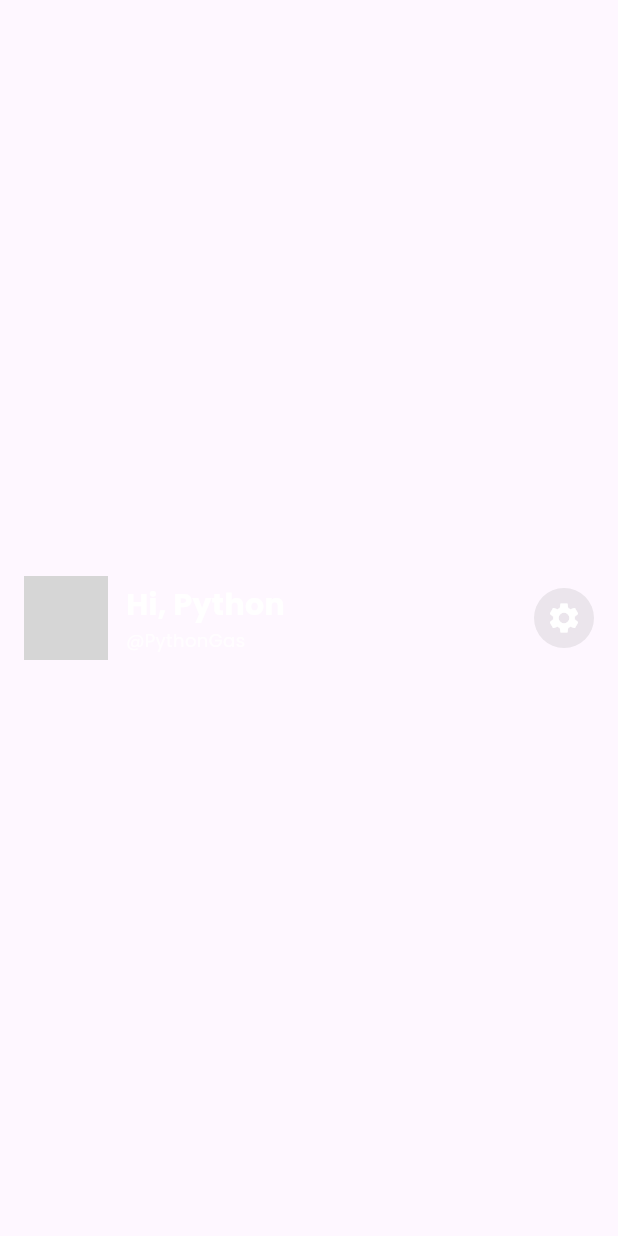
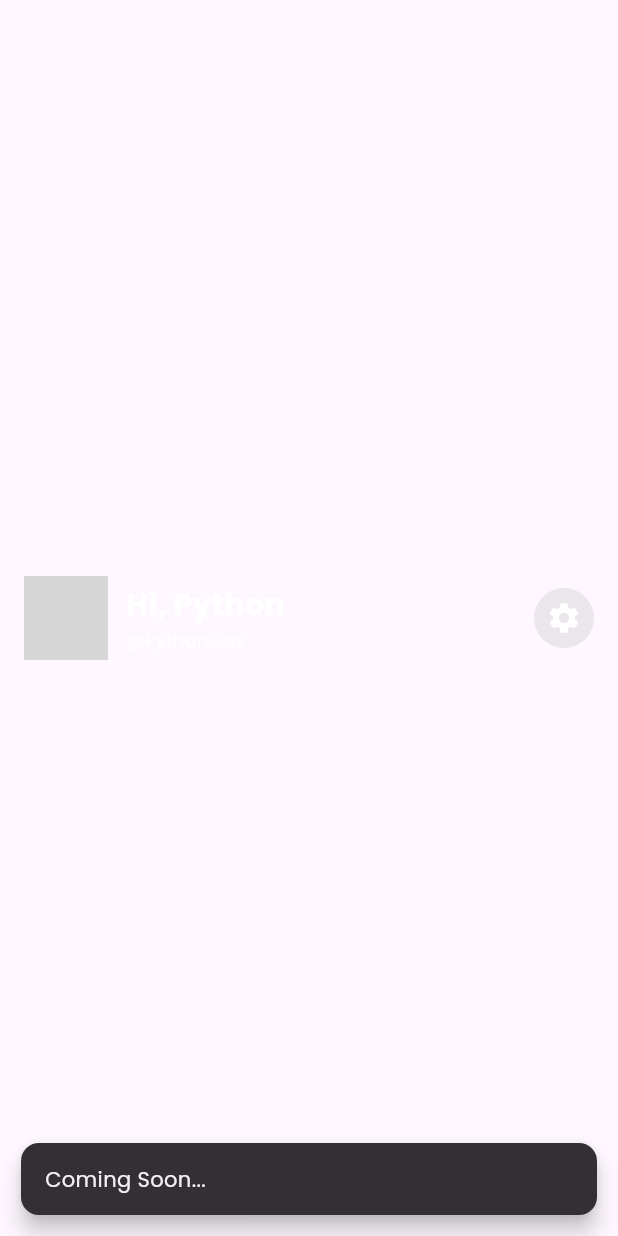
Before and after one commit to mrisqikhasani/watchapp-flutter, a Flutter app: the HomeAppBarComponents widget shown alone on an empty page, opened directly, after a tap on the "settings" icon, on a phone screen of 412 x 824 dp. Run offline on Flutter 3.47's test engine with Material 3 defaults, Android fonts, the light colour scheme and no system bars; our stand-ins replace smooth_page_indicator; network calls fail; grey boxes are pictures that could not be loaded.

Commit message:
revisi overflow

```diff
--- a/lib/components/home_app_bar_components.dart
+++ b/lib/components/home_app_bar_components.dart
@@ -1,6 +1,7 @@
 import 'package:flutter/material.dart';
 
-class HomeAppBarComponents extends StatelessWidget implements PreferredSizeWidget {
+class HomeAppBarComponents extends StatelessWidget
+    implements PreferredSizeWidget {
   @override
   Widget build(BuildContext context) {
     return PreferredSize(
@@ -33,7 +34,10 @@ class HomeAppBarComponents extends StatelessWidget implements PreferredSizeWidge
                   ),
                   Text(
                     "@PythonGas",
-                    style: TextStyle(color: Colors.white.withValues(alpha: 0.8), fontSize: 12),
+                    style: TextStyle(
+                      color: Colors.white.withValues(alpha: 0.8),
+                      fontSize: 12,
+                    ),
                     overflow: TextOverflow.ellipsis,
                   ),
                 ],
@@ -46,7 +50,22 @@ class HomeAppBarComponents extends StatelessWidget implements PreferredSizeWidge
               color: Colors.transparent,
               child: InkWell(
                 borderRadius: BorderRadius.circular(50),
-                onTap: () {},
+                onTap: () {
+                  ScaffoldMessenger.of(context).showSnackBar(
+                    SnackBar(
+                      content: Text(
+                        "Coming Soon...",
+                        style: TextStyle(fontSize: 14),
+                      ),
+                      duration: Duration(seconds: 2),
+                      behavior: SnackBarBehavior.floating,
+                      margin: EdgeInsets.all(14),
+                      shape: RoundedRectangleBorder(
+                        borderRadius: BorderRadius.circular(12),
+                      ),
+                    ),
+                  );
+                },
                 child: Container(
                   padding: EdgeInsets.all(8),
                   decoration: BoxDecoration(
```
Also changed, not shown: lib/components/list_movie.dart (+10 -8 lines).
